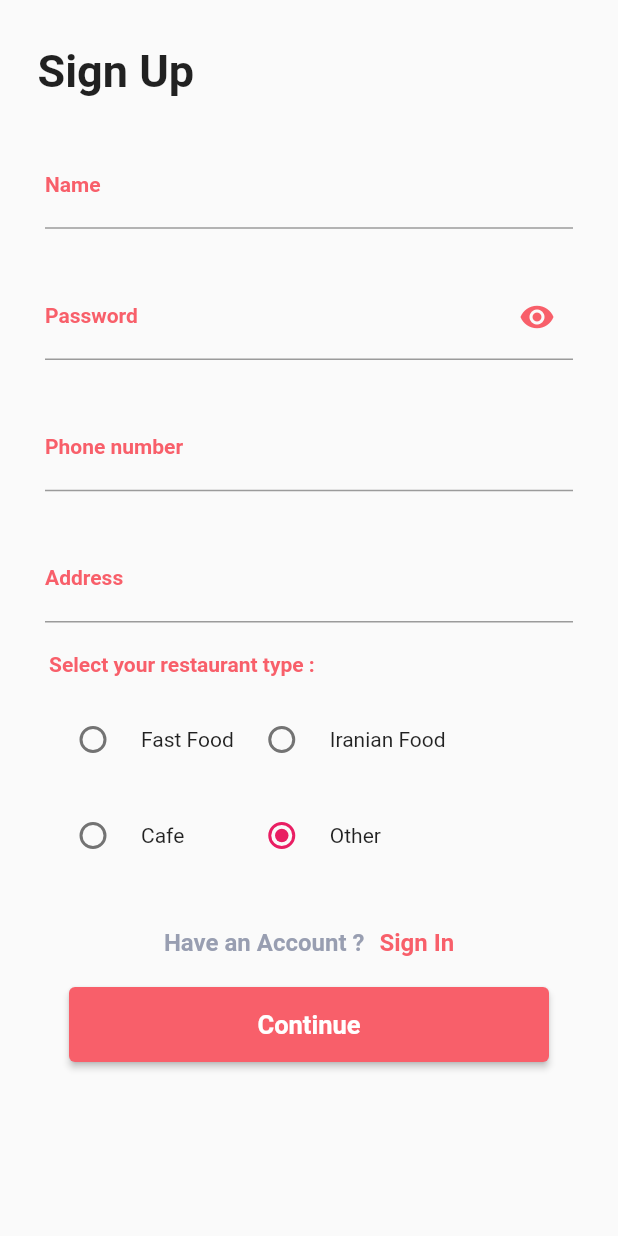
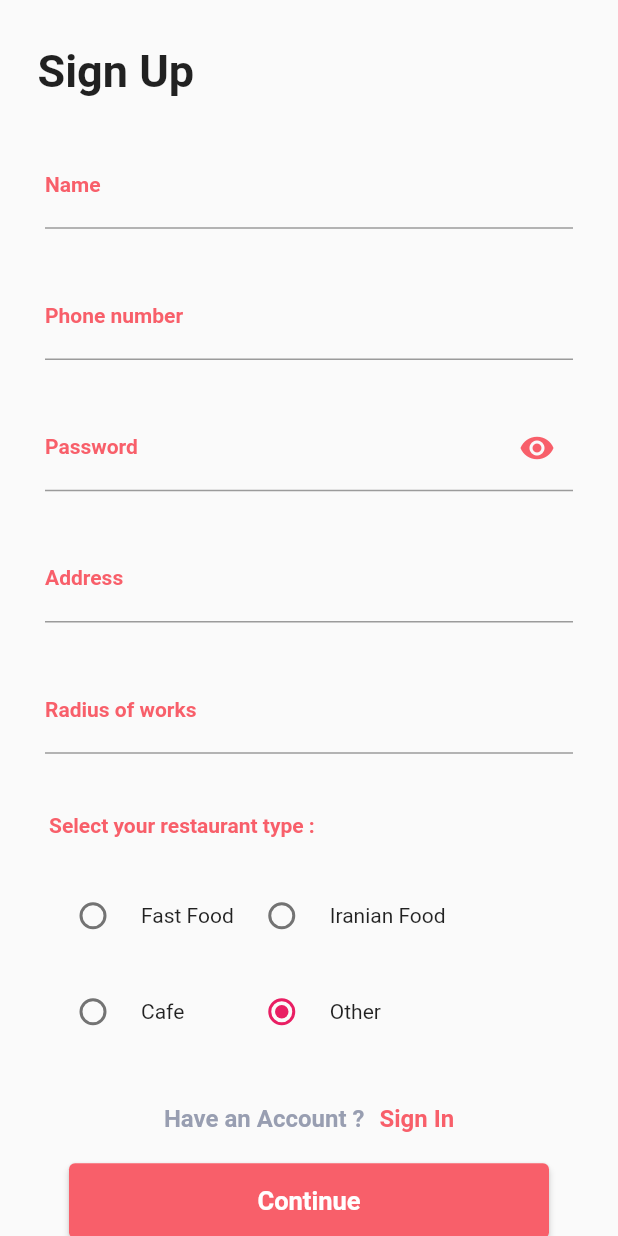
Before and after one commit to amir-r-z-a/chf-restaurant-App, a Flutter app: the SignUpScreen screen opened by its route, on a phone screen of 412 x 824 dp. Run offline on Flutter 3.47's test engine with Material 2 defaults, Android fonts, the phone set to English and light mode, and no system bars; our stand-ins replace image_picker; accounts and stored records are empty.

Commit message:
Radius of works added

```diff
--- a/lib/Screens/SignUpScreen.dart
+++ b/lib/Screens/SignUpScreen.dart
@@ -62,6 +62,13 @@ class _SignUpScreenState extends State<SignUpScreen> {
                         index: 1,
                       ),
                       Padding(padding: EdgeInsets.all(15)),
+                      MyTextFormField(
+                        "Phone number",
+                        index: 2,
+                        hint: "Your Phone number",
+                        regex: 'PNSignUp',
+                      ),
+                      Padding(padding: EdgeInsets.all(15)),
                       TextFormField(
                         onSaved: (String value) {
                           MyTextFormField.password = value;
@@ -109,22 +116,22 @@ class _SignUpScreenState extends State<SignUpScreen> {
                       ),
                       Padding(padding: EdgeInsets.all(15)),
                       MyTextFormField(
-                        "Phone number",
-                        index: 2,
-                        hint: "Your Phone number",
-                        regex: 'PNSignUp',
-                      ),
-                      Padding(padding: EdgeInsets.all(15)),
-                      MyTextFormField(
                         "Address",
                         hint: "Your Address",
                         index: 3,
                       ),
+                      Padding(padding: EdgeInsets.all(15)),
+                      MyTextFormField('Radius of works'),
+                      // Padding(padding: EdgeInsets.all(15)),
+                      //TimePicker for open and close
+                      Padding(padding: EdgeInsets.all(10)),
                       Container(
-                          margin: EdgeInsets.fromLTRB(0, 20, 166, 0),
-                          child: TitleText(
-                            "Select your restaurant type : ",
-                          )),
+                        margin: EdgeInsets.fromLTRB(0, 20, 166, 0),
+                        child: TitleText(
+                          "Select your restaurant type : ",
+                        ),
+                      ),
+                      Padding(padding: EdgeInsets.all(5)),
                       Container(
                         margin: EdgeInsets.only(top: 10),
                         child: Row(
@@ -260,9 +267,7 @@ class _SignUpScreenState extends State<SignUpScreen> {
                             print('-------------------------');
                           }
                           //zadan class text baraye type
-                          //padding select
                           //border ha
-                          //chand taii shodan menu ha
                         });
                       }
                     },
```
